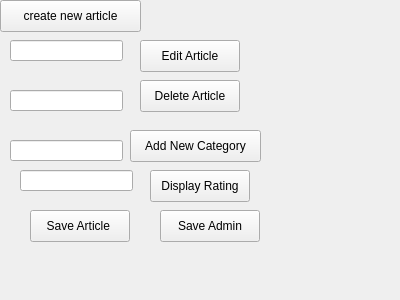
ahmedhosny05/CS2-Lab-proj-, file untitled/admin.ui: the form before one commit.
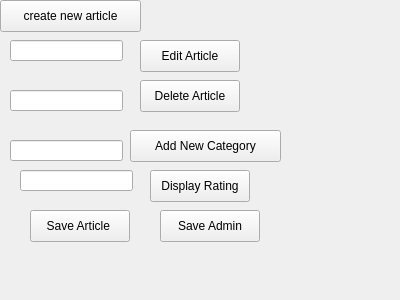
The form after the commit.

What changed in the file:
```diff
--- a/untitled/admin.ui
+++ b/untitled/admin.ui
@@ -57,7 +57,7 @@
     <rect>
      <x>130</x>
      <y>130</y>
-     <width>131</width>
+     <width>151</width>
      <height>32</height>
     </rect>
    </property>
```
